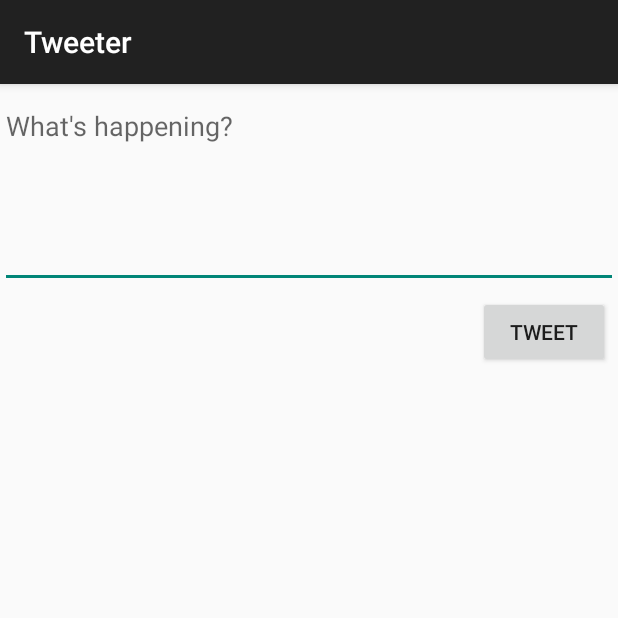
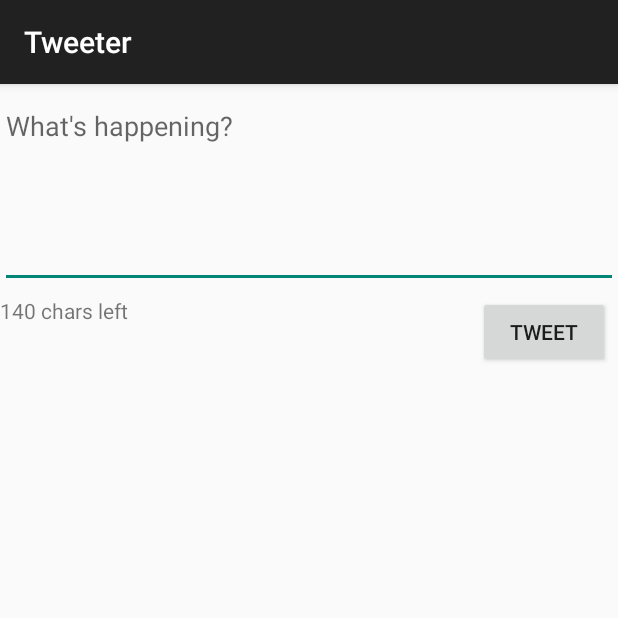
Before and after one commit to Byrnorthil/TweeterClone-week2, an Android app: the ComposeActivity screen opened directly, with no data from a screen before it, on a phone screen of 412 x 824 dp, the top half of it. Run offline under Robolectric (Android 15) with nearby library versions, the phone set to English and light mode, and no system bars; our stand-ins replace Room's generated code, data binding; libraries missing offline, so code that uses them is left out: com.codepath.asynchttpclient, com.facebook.stetho, org.parceler; 1 statement that could not run was skipped.

Commit message:
Added chars left counter

```diff
--- a/app/src/main/java/com/codepath/apps/restclienttemplate/activities/ComposeActivity.java
+++ b/app/src/main/java/com/codepath/apps/restclienttemplate/activities/ComposeActivity.java
@@ -5,10 +5,13 @@ import androidx.databinding.DataBindingUtil;
 
 import android.content.Intent;
 import android.os.Bundle;
+import android.text.Editable;
+import android.text.TextWatcher;
 import android.util.Log;
 import android.view.View;
 import android.widget.Button;
 import android.widget.EditText;
+import android.widget.TextView;
 import android.widget.Toast;
 
 import com.codepath.apps.restclienttemplate.R;
@@ -30,6 +33,7 @@ public class ComposeActivity extends AppCompatActivity {
 
     EditText etCompose;
     Button btnTweet;
+    TextView tvCount;
 
     TwitterClient client;
     ActivityComposeBinding binding;
@@ -43,6 +47,10 @@ public class ComposeActivity extends AppCompatActivity {
 
         etCompose = binding.etCompose;
         btnTweet = binding.btnTweet;
+        tvCount = binding.tvCount;
+
+        final String tweetChars = getString(R.string.tweet_chars);
+        tvCount.setText(MAX_TWEET_LENGTH + tweetChars);
 
         btnTweet.setOnClickListener(new View.OnClickListener() {
             @Override
@@ -75,5 +83,22 @@ public class ComposeActivity extends AppCompatActivity {
                 }
             }
         });
+
+        etCompose.addTextChangedListener(new TextWatcher() {
+            @Override
+            public void beforeTextChanged(CharSequence charSequence, int i, int i1, int i2) {
+
+            }
+
+            @Override
+            public void onTextChanged(CharSequence charSequence, int i, int i1, int i2) {
+
+            }
+
+            @Override
+            public void afterTextChanged(Editable editable) {
+                tvCount.setText(MAX_TWEET_LENGTH - editable.toString().length() + tweetChars);
+            }
+        });
     }
 }
--- a/app/src/main/res/layout/activity_compose.xml
+++ b/app/src/main/res/layout/activity_compose.xml
@@ -1,7 +1,8 @@
 <?xml version="1.0" encoding="utf-8"?>
 <layout xmlns:android="http://schemas.android.com/apk/res/android"
+    xmlns:app="http://schemas.android.com/apk/res-auto"
     xmlns:tools="http://schemas.android.com/tools">
-    <RelativeLayout xmlns:app="http://schemas.android.com/apk/res-auto"
+    <RelativeLayout
         android:layout_width="match_parent"
         android:layout_height="match_parent"
         tools:context=".activities.ComposeActivity">
@@ -30,5 +31,15 @@
             android:layout_marginTop="5dp"
             android:layout_marginEnd="5dp"
             android:text="@string/tweet" />
+
+        <TextView
+            android:id="@+id/tvCount"
+            android:layout_width="wrap_content"
+            android:layout_height="wrap_content"
+            android:layout_below="@+id/etCompose"
+            android:layout_alignParentStart="true"
+            android:layout_marginStart="0dp"
+            android:layout_marginTop="5dp"
+            tools:text="0" />
     </RelativeLayout>
 </layout>
--- a/app/src/main/res/values/strings.xml
+++ b/app/src/main/res/values/strings.xml
@@ -8,5 +8,6 @@
     <string name="compose_hint">What\'s happening?</string>
     <string name="tweet">Tweet</string>
     <string name="compose">Compose</string>
+    <string name="tweet_chars">\u0020chars left</string>
 
 </resources>
```
